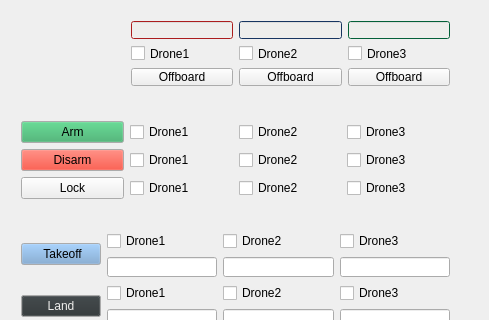
icsl-Jeon/px4_code2, file resource/gcs_widget/widget.ui: the form before one commit; both pictures show x 0 to 489 and y 0 to 320 of the 489 by 821 pixel window.
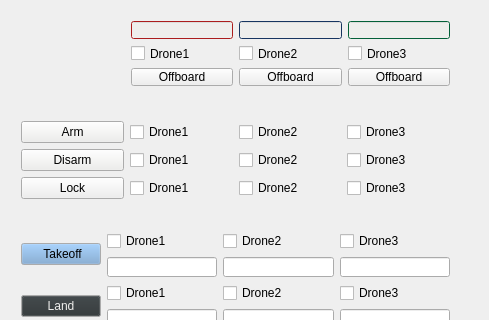
The form after the commit.

Diff of the .ui file:
```diff
--- a/resource/gcs_widget/widget.ui
+++ b/resource/gcs_widget/widget.ui
@@ -323,9 +323,9 @@
          <colorrole role="Button">
           <brush brushstyle="SolidPattern">
            <color alpha="255">
-            <red>255</red>
-            <green>25</green>
-            <blue>0</blue>
+            <red>238</red>
+            <green>238</green>
+            <blue>236</blue>
            </color>
           </brush>
          </colorrole>
@@ -334,9 +334,9 @@
          <colorrole role="Button">
           <brush brushstyle="SolidPattern">
            <color alpha="255">
-            <red>255</red>
-            <green>25</green>
-            <blue>0</blue>
+            <red>238</red>
+            <green>238</green>
+            <blue>236</blue>
            </color>
           </brush>
          </colorrole>
@@ -345,9 +345,9 @@
          <colorrole role="Button">
           <brush brushstyle="SolidPattern">
            <color alpha="255">
-            <red>255</red>
-            <green>25</green>
-            <blue>0</blue>
+            <red>238</red>
+            <green>238</green>
+            <blue>236</blue>
            </color>
           </brush>
          </colorrole>
@@ -419,9 +419,9 @@
          <colorrole role="Button">
           <brush brushstyle="SolidPattern">
            <color alpha="255">
-            <red>51</red>
-            <green>169</green>
-            <blue>99</blue>
+            <red>238</red>
+            <green>238</green>
+            <blue>236</blue>
            </color>
           </brush>
          </colorrole>
@@ -430,9 +430,9 @@
          <colorrole role="Button">
           <brush brushstyle="SolidPattern">
            <color alpha="255">
-            <red>51</red>
-            <green>169</green>
-            <blue>99</blue>
+            <red>238</red>
+            <green>238</green>
+            <blue>236</blue>
            </color>
           </brush>
          </colorrole>
@@ -441,9 +441,9 @@
          <colorrole role="Button">
           <brush brushstyle="SolidPattern">
            <color alpha="255">
-            <red>51</red>
-            <green>169</green>
-            <blue>99</blue>
+            <red>238</red>
+            <green>238</green>
+            <blue>236</blue>
            </color>
           </brush>
          </colorrole>
```
Left out of the diff: 29 changed lines with no effect on the pictures.
